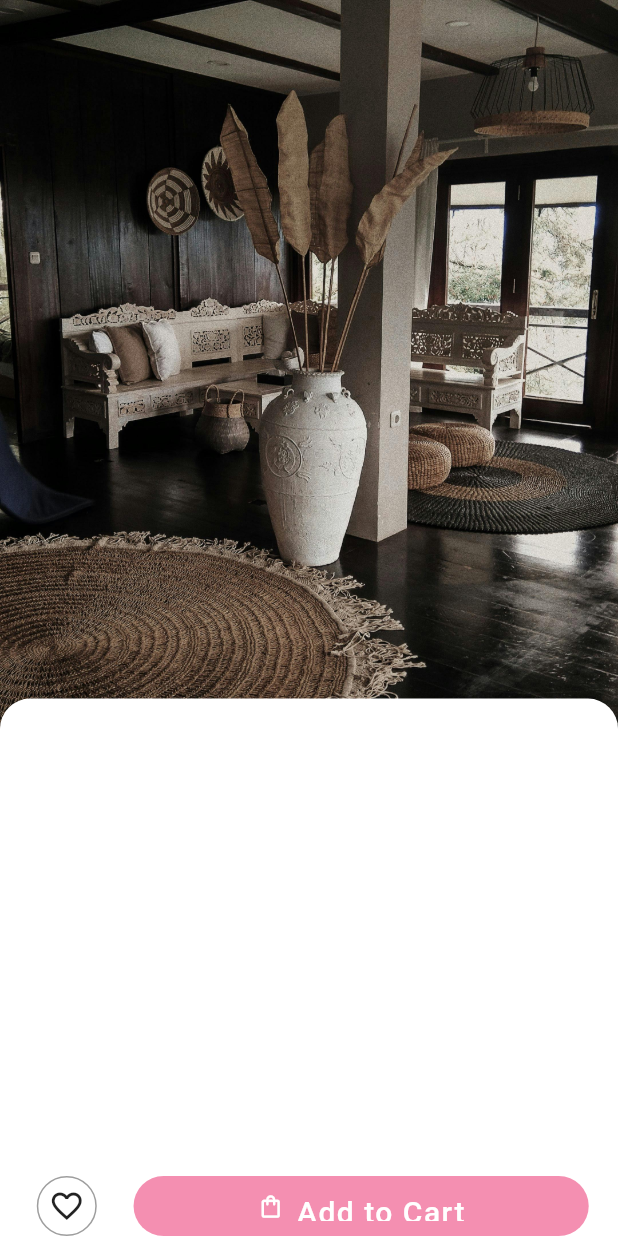
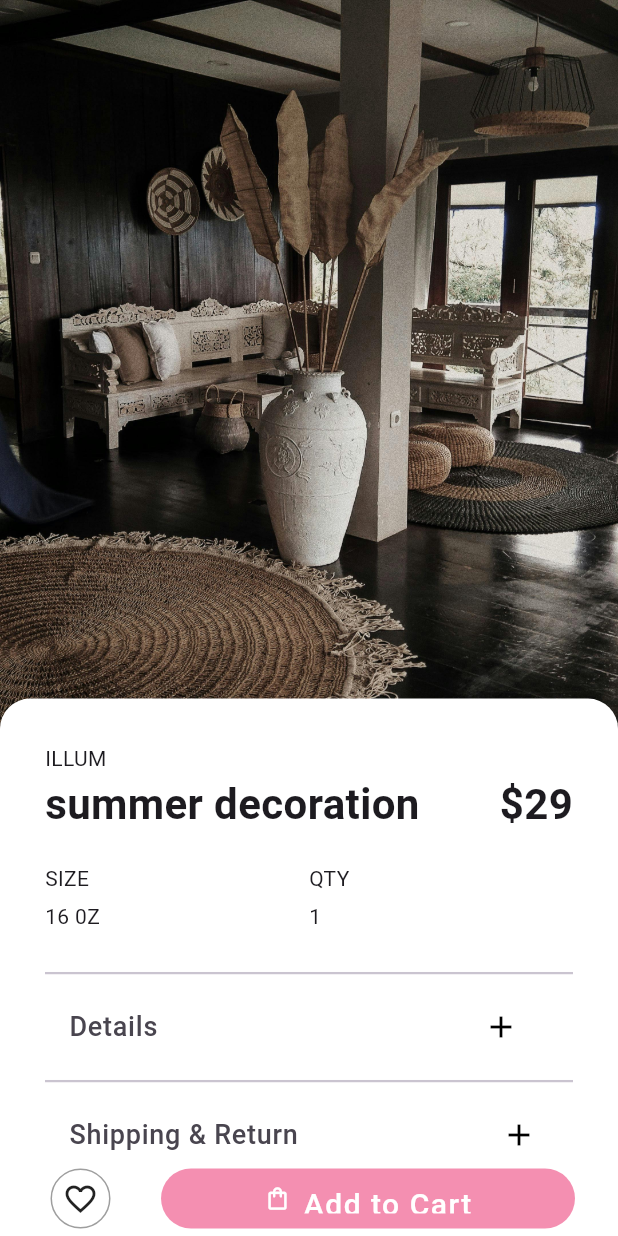
Before and after one commit to niju646/app-demo, a Flutter app: the screen it shows after launch, after a tap on "summer decoration", on a phone screen of 412 x 824 dp. Run offline on Flutter 3.47's test engine with Material 3 defaults, Android fonts, the phone set to English and light mode, and no system bars.

Commit message:
new updated

```diff
--- a/lib/DetailsPage.dart
+++ b/lib/DetailsPage.dart
@@ -41,8 +41,62 @@ class Detailspage extends StatelessWidget {
                child: Column(
                 children: [
                   Expanded(
-                    child: Column(
-                    children: [],
+                    child: SingleChildScrollView(
+                      padding: EdgeInsets.all(30),
+                      child: Column(
+                        crossAxisAlignment: CrossAxisAlignment.start,
+                      children: [
+                        Text('ILLUM'),
+                        Row(
+                          mainAxisAlignment: MainAxisAlignment.spaceBetween,
+                          children: [
+                            Text("$title",style: TextStyle(
+                              fontWeight: FontWeight.bold,fontSize: 28),),
+                            Text("\$$price",style: TextStyle(fontWeight: FontWeight.bold,fontSize: 28),)
+
+                          ],
+                        ),
+                        const SizedBox(height: 20,),
+                        Row(
+                          children: [
+                            Expanded(
+                              child: Column(
+                              crossAxisAlignment: CrossAxisAlignment.start,
+                              children: [
+                                Text("SIZE"),
+                                const SizedBox(height: 5,),
+                                Text("16 0Z"),
+                              ],
+                            ),
+                            ),
+                            Expanded(child: Column(
+                              crossAxisAlignment: CrossAxisAlignment.start,
+                              children: [
+                                Text("QTY"),
+                                const SizedBox(height: 5,),
+                                Text("1")
+                              ],
+                            ))
+
+                          ],
+                        ),
+                        SizedBox(height: 20,),
+                        Divider(thickness: 1.5,),
+                        ListTile(
+                          leading: Text("Details",style: TextStyle(fontSize: 18,
+                          ),),
+                          trailing: IconButton(onPressed: (){}, icon: Icon(Icons.add,color: Colors.black,)),
+                        ),
+                        Divider(thickness:1.5 ,),
+                        ListTile(
+                          leading: Text("Shipping & Return",style: TextStyle(fontSize: 18),),
+                          trailing: Icon(Icons.add,color: Colors.black,),
+                        )
+
+
+
+                      ],
+                      ),
                     )
                   ),
                   Container(height: 40,
@@ -59,7 +113,8 @@ class Detailspage extends StatelessWidget {
                         style: TextButton.styleFrom(
                           backgroundColor: Colors.pink[200],
                           shape: StadiumBorder(),
-                          padding: EdgeInsets.symmetric(horizontal: MediaQuery.of(context).size.width/5,vertical: 10),
+
+                          padding: EdgeInsets.symmetric(horizontal: MediaQuery.of(context).size.width/6,vertical: 10),
                         ),
                         onPressed: (){},
                       label: Text("Add to Cart",style: TextStyle(color: Colors.white,fontSize: 20,
@@ -68,7 +123,8 @@ class Detailspage extends StatelessWidget {
                       icon:Icon(Icons.shopping_bag_outlined,color: Colors.white,) ,)
                     ],
                   )
-                  ,)
+                  ,),
+                  SizedBox(height: 5,)
                 ],
                ),
 
```
